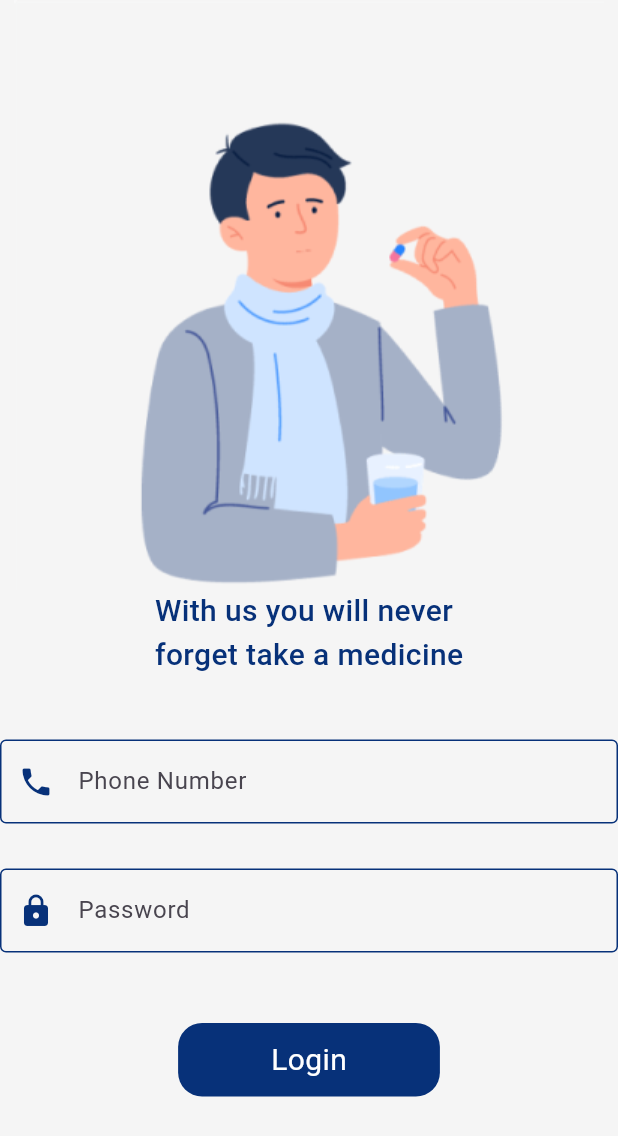
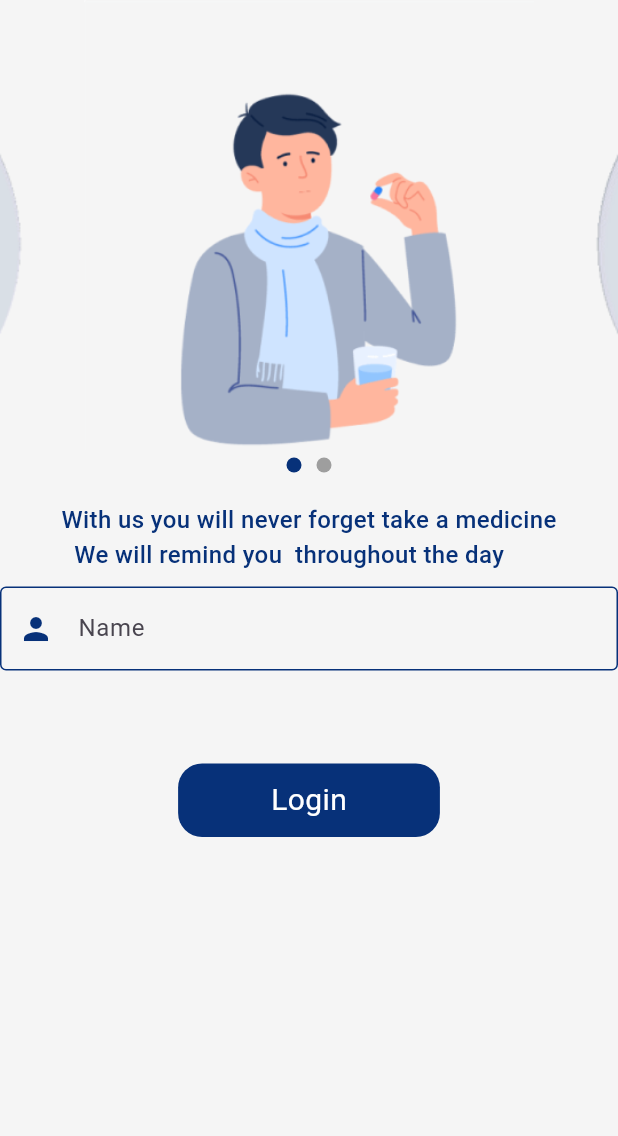
Before and after one commit to mostafaali2002/medicine_alarm, a Flutter app: the screen it shows after launch, after a tap on "English", on a phone screen of 412 x 824 dp. Shown: the top 1136 px of the screen. Run offline on Flutter 3.47's test engine with Material 3 defaults, Android fonts, the phone set to English and light mode, and no system bars; drawn by our look-alikes of carousel_slider.

Commit message:
change login ui and add slide show picture in it

```diff
--- a/lib/utils/app_images.dart
+++ b/lib/utils/app_images.dart
@@ -8,7 +8,7 @@ class Assets {
 
   /// Assets for notification
   /// assets/notification.svg
-  static const String notification = "assets/notification.svg";
+  static const String notification = "assets/notifications.png";
 
   /// Assets for takeMedicine
   /// assets/take_medicine.svg
--- a/lib/utils/app_style.dart
+++ b/lib/utils/app_style.dart
@@ -6,9 +6,9 @@ abstract class AppStyle {
     fontSize: 28,
     fontWeight: FontWeight.w800,
   );
-  static const TextStyle styleMedium20 = TextStyle(
+  static const TextStyle styleMedium16 = TextStyle(
     color: Color(0xff073179),
-    fontSize: 20,
+    fontSize: 16,
     fontWeight: FontWeight.w500,
   );
   static const TextStyle styleMedium15 = TextStyle(
--- /dev/null
+++ b/lib/widgets/build_cursosul_indecator.dart
@@ -0,0 +1,21 @@
+import 'package:flutter/material.dart';
+import 'package:medicine_alarm/utils/app_style.dart';
+
+buildCursosulIndecator({required List imgList, required int currentPage}) {
+  return Row(
+    mainAxisAlignment: MainAxisAlignment.center,
+    children: [
+      for (int i = 0; i < imgList.length; i++)
+        Container(
+          margin: const EdgeInsets.all(5),
+          height: 10,
+          width: 10,
+          decoration: BoxDecoration(
+              color: i == currentPage
+                  ? const Color(AppStyle.kSecondryColor)
+                  : Colors.grey,
+              shape: BoxShape.circle),
+        ),
+    ],
+  );
+}
--- a/lib/widgets/login_english_body.dart
+++ b/lib/widgets/login_english_body.dart
@@ -1,8 +1,8 @@
 import 'package:flutter/material.dart';
-import 'package:medicine_alarm/utils/app_images.dart';
 import 'package:medicine_alarm/utils/app_style.dart';
 import 'package:medicine_alarm/widgets/custom_button.dart';
 import 'package:medicine_alarm/widgets/custom_text_form.dart';
+import 'package:medicine_alarm/widgets/picture_slide.dart';
 
 class LoginEnglishBody extends StatefulWidget {
   const LoginEnglishBody({super.key});
@@ -13,19 +13,23 @@ class LoginEnglishBody extends StatefulWidget {
 
 class _LoginEnglishBodyState extends State<LoginEnglishBody> {
   GlobalKey<FormState> formKey = GlobalKey();
+
   @override
   Widget build(BuildContext context) {
     return Form(
       key: formKey,
       child: Column(
         children: [
-          Image.asset(Assets.takeMedicine),
+          const PicturesSlide(),
+          const SizedBox(
+            height: 15,
+          ),
           const Text(
-            "With us you will never\nforget take a medicine",
-            style: AppStyle.styleMedium20,
+            "With us you will never forget take a medicine\n  We will remind you  throughout the day",
+            style: AppStyle.styleMedium16,
           ),
           const SizedBox(
-            height: 42,
+            height: 10,
           ),
           CustomTextFormField(
             validator: (value) {
@@ -34,24 +38,11 @@ class _LoginEnglishBodyState extends State<LoginEnglishBody> {
               }
               return null;
             },
-            hint: "Phone Number",
-            preIcon: Icons.phone,
+            hint: "Name",
+            preIcon: Icons.person,
           ),
           const SizedBox(
-            height: 30,
-          ),
-          CustomTextFormField(
-            validator: (value) {
-              if (value!.isEmpty) {
-                return "This Field is Required";
-              }
-              return null;
-            },
-            hint: "Password",
-            preIcon: Icons.lock,
-          ),
-          const SizedBox(
-            height: 47,
+            height: 62,
           ),
           CustomButton(
               text: "Login",
--- /dev/null
+++ b/lib/widgets/picture_slide.dart
@@ -0,0 +1,47 @@
+import 'package:carousel_slider/carousel_slider.dart';
+import 'package:flutter/material.dart';
+import 'package:medicine_alarm/utils/app_images.dart';
+import 'package:medicine_alarm/widgets/build_cursosul_indecator.dart';
+
+class PicturesSlide extends StatefulWidget {
+  const PicturesSlide({super.key});
+
+  @override
+  State<PicturesSlide> createState() => _PicturesSlideState();
+}
+
+class _PicturesSlideState extends State<PicturesSlide> {
+  int currentPage = 0;
+
+  List<String> imgList = [
+    Assets.takeMedicine,
+    Assets.notification,
+  ];
+
+  @override
+  Widget build(BuildContext context) {
+    return Column(
+      children: [
+        CarouselSlider(
+            items: imgList
+                .map(
+                  (e) => Center(
+                    child: Image.asset(e),
+                  ),
+                )
+                .toList(),
+            options: CarouselOptions(
+              autoPlay: true,
+              height: 300,
+              initialPage: 0,
+              onPageChanged: (index, _) {
+                setState(() {
+                  currentPage = index;
+                });
+              },
+            )),
+        buildCursosulIndecator(currentPage: currentPage, imgList: imgList)
+      ],
+    );
+  }
+}
```
Also changed, not shown: pubspec.yaml (+2 -7 lines), assets/notification.svg (deleted), assets/notifications.png (added), pubspec.lock.
